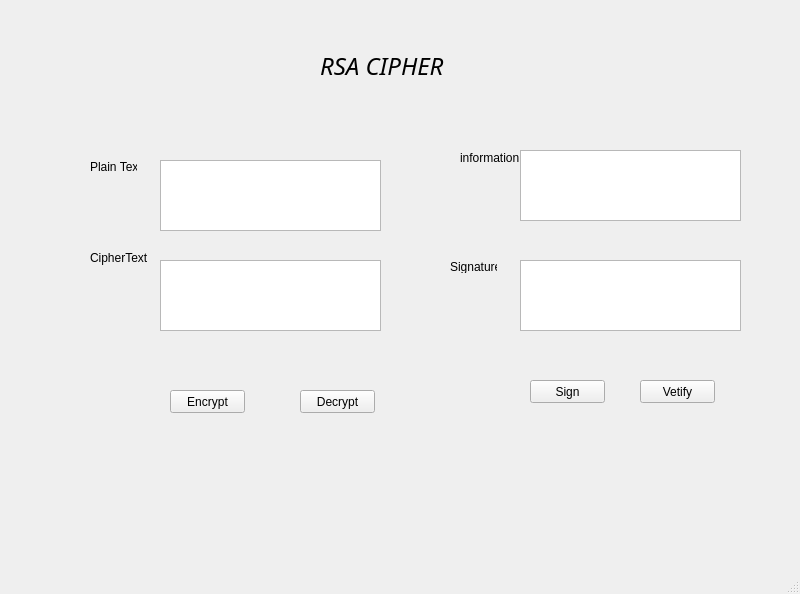
Before: the Qt Designer form lab-03/ui/rsa.ui in Heozilla/bmttnc-hutech-2380601970, drawn with Qt 5.
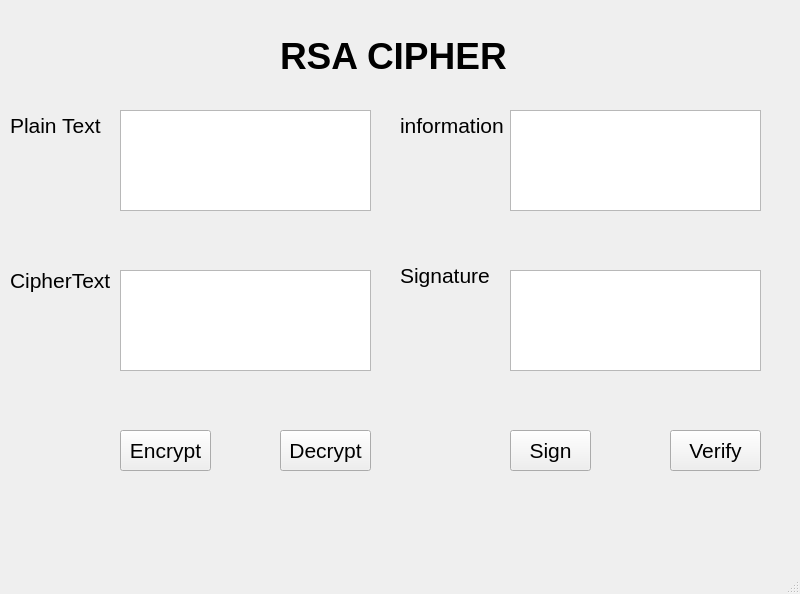
After: the same form once the commit is applied.

Commit message: [lab03] cap nhat rsa

The edit to the form file:
```diff
--- a/lab-03/ui/rsa.ui
+++ b/lab-03/ui/rsa.ui
@@ -17,17 +17,19 @@
    <widget class="QLabel" name="label">
     <property name="geometry">
      <rect>
-      <x>320</x>
+      <x>280</x>
       <y>20</y>
-      <width>271</width>
-      <height>91</height>
+      <width>241</width>
+      <height>71</height>
      </rect>
     </property>
     <property name="font">
      <font>
-      <family>Monotype Corsiva</family>
-      <pointsize>18</pointsize>
-      <italic>true</italic>
+      <family>MS Shell Dlg 2</family>
+      <pointsize>28</pointsize>
+      <weight>75</weight>
+      <italic>false</italic>
+      <bold>true</bold>
      </font>
     </property>
     <property name="text">
@@ -37,12 +39,17 @@
    <widget class="QLabel" name="label_2">
     <property name="geometry">
      <rect>
-      <x>90</x>
-      <y>160</y>
-      <width>47</width>
-      <height>13</height>
+      <x>10</x>
+      <y>110</y>
+      <width>101</width>
+      <height>31</height>
      </rect>
     </property>
+    <property name="font">
+     <font>
+      <pointsize>16</pointsize>
+     </font>
+    </property>
     <property name="text">
      <string>Plain Text</string>
     </property>
@@ -50,12 +57,17 @@
    <widget class="QLabel" name="label_3">
     <property name="geometry">
      <rect>
-      <x>90</x>
-      <y>250</y>
-      <width>61</width>
-      <height>16</height>
+      <x>10</x>
+      <y>260</y>
+      <width>111</width>
+      <height>41</height>
      </rect>
     </property>
+    <property name="font">
+     <font>
+      <pointsize>16</pointsize>
+     </font>
+    </property>
     <property name="text">
      <string>CipherText</string>
     </property>
@@ -63,12 +75,17 @@
    <widget class="QLabel" name="label_4">
     <property name="geometry">
      <rect>
-      <x>460</x>
-      <y>150</y>
-      <width>61</width>
-      <height>16</height>
+      <x>400</x>
+      <y>110</y>
+      <width>111</width>
+      <height>31</height>
      </rect>
     </property>
+    <property name="font">
+     <font>
+      <pointsize>16</pointsize>
+     </font>
+    </property>
     <property name="text">
      <string>information</string>
     </property>
@@ -76,12 +93,17 @@
    <widget class="QLabel" name="label_5">
     <property name="geometry">
      <rect>
-      <x>450</x>
-      <y>260</y>
-      <width>47</width>
-      <height>13</height>
+      <x>400</x>
+      <y>250</y>
+      <width>101</width>
+      <height>51</height>
      </rect>
     </property>
+    <property name="font">
+     <font>
+      <pointsize>16</pointsize>
+     </font>
+    </property>
     <property name="text">
      <string>Signature</string>
     </property>
@@ -89,52 +111,77 @@
    <widget class="QTextEdit" name="textEdit">
     <property name="geometry">
      <rect>
-      <x>160</x>
-      <y>160</y>
-      <width>221</width>
-      <height>71</height>
+      <x>120</x>
+      <y>110</y>
+      <width>251</width>
+      <height>101</height>
      </rect>
     </property>
+    <property name="font">
+     <font>
+      <pointsize>16</pointsize>
+     </font>
+    </property>
    </widget>
    <widget class="QTextEdit" name="textEdit_2">
     <property name="geometry">
      <rect>
-      <x>160</x>
-      <y>260</y>
-      <width>221</width>
-      <height>71</height>
+      <x>120</x>
+      <y>270</y>
+      <width>251</width>
+      <height>101</height>
      </rect>
     </property>
+    <property name="font">
+     <font>
+      <pointsize>16</pointsize>
+     </font>
+    </property>
    </widget>
    <widget class="QTextEdit" name="textEdit_3">
     <property name="geometry">
      <rect>
-      <x>520</x>
-      <y>150</y>
-      <width>221</width>
-      <height>71</height>
+      <x>510</x>
+      <y>110</y>
+      <width>251</width>
+      <height>101</height>
      </rect>
     </property>
+    <property name="font">
+     <font>
+      <pointsize>16</pointsize>
+     </font>
+    </property>
    </widget>
    <widget class="QTextEdit" name="textEdit_4">
     <property name="geometry">
      <rect>
-      <x>520</x>
-      <y>260</y>
-      <width>221</width>
-      <height>71</height>
+      <x>510</x>
+      <y>270</y>
+      <width>251</width>
+      <height>101</height>
      </rect>
     </property>
+    <property name="font">
+     <font>
+      <pointsize>16</pointsize>
+     </font>
+    </property>
    </widget>
    <widget class="QPushButton" name="pushButton">
     <property name="geometry">
      <rect>
-      <x>170</x>
-      <y>390</y>
-      <width>75</width>
-      <height>23</height>
+      <x>120</x>
+      <y>430</y>
+      <width>91</width>
+      <height>41</height>
      </rect>
     </property>
+    <property name="font">
+     <font>
+      <pointsize>16</pointsize>
+     </font>
+    </property>
     <property name="text">
      <string>Encrypt</string>
     </property>
@@ -142,12 +189,17 @@
    <widget class="QPushButton" name="pushButton_2">
     <property name="geometry">
      <rect>
-      <x>300</x>
-      <y>390</y>
-      <width>75</width>
-      <height>23</height>
+      <x>280</x>
+      <y>430</y>
+      <width>91</width>
+      <height>41</height>
      </rect>
     </property>
+    <property name="font">
+     <font>
+      <pointsize>16</pointsize>
+     </font>
+    </property>
     <property name="text">
      <string>Decrypt</string>
     </property>
@@ -155,12 +207,17 @@
    <widget class="QPushButton" name="pushButton_3">
     <property name="geometry">
      <rect>
-      <x>530</x>
-      <y>380</y>
-      <width>75</width>
-      <height>23</height>
+      <x>510</x>
+      <y>430</y>
+      <width>81</width>
+      <height>41</height>
      </rect>
     </property>
+    <property name="font">
+     <font>
+      <pointsize>16</pointsize>
+     </font>
+    </property>
     <property name="text">
      <string>Sign</string>
     </property>
@@ -168,14 +225,19 @@
    <widget class="QPushButton" name="pushButton_4">
     <property name="geometry">
      <rect>
-      <x>640</x>
-      <y>380</y>
-      <width>75</width>
-      <height>23</height>
+      <x>670</x>
+      <y>430</y>
+      <width>91</width>
+      <height>41</height>
      </rect>
     </property>
+    <property name="font">
+     <font>
+      <pointsize>16</pointsize>
+     </font>
+    </property>
     <property name="text">
-     <string>Vetify</string>
+     <string>Verify</string>
     </property>
    </widget>
   </widget>
```
The commit also changes 1 other file.
